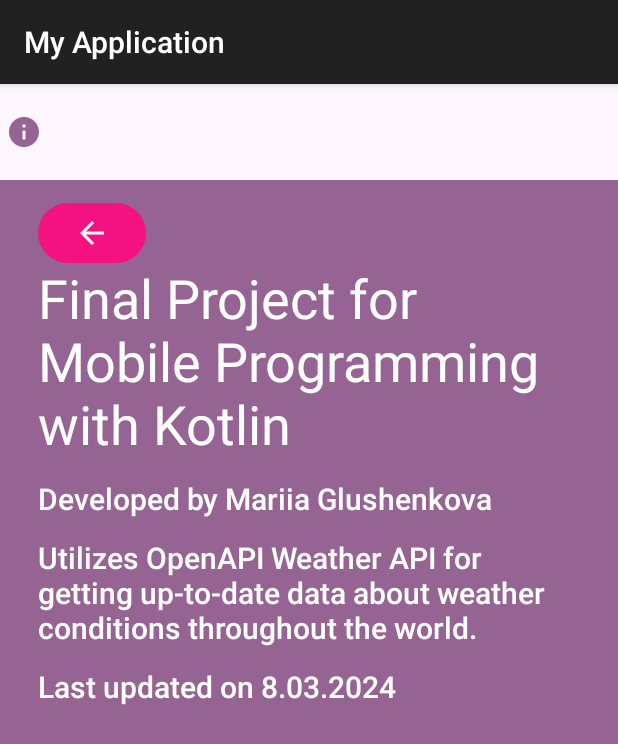
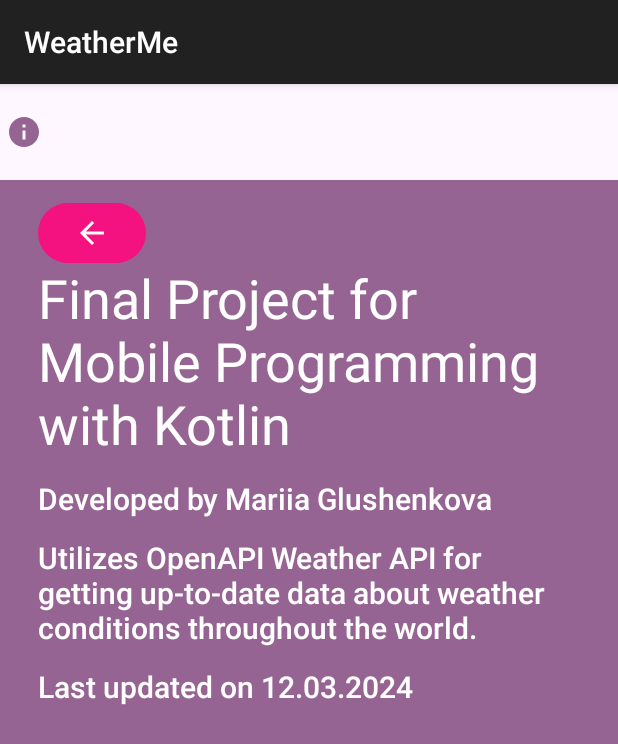
Before and after one commit to maguitaria/pogoda, an Android app built with Jetpack Compose: the screen it shows after launch (MainActivity), after a tap on an icon or button, on a phone screen of 412 x 824 dp. Shown: the top 744 px of the screen. Run offline under Robolectric (Android 15) with nearby library versions, the phone set to English and light mode, and no system bars; our stand-ins replace livedata-compose; libraries missing offline, so code that uses them is left out: io.github.cdimascio.dotenv; pictures from the network do not load.

```diff
--- a/app/src/main/java/com/example/myapplication/InfoScreen.kt
+++ b/app/src/main/java/com/example/myapplication/InfoScreen.kt
@@ -50,23 +50,23 @@ fun InfoScreen(navController: NavHostController) {
             }
 
             Text(
-                text = "Final Project for Mobile Programming with Kotlin",
+                text =  stringResource(R.string.info_heading),
                 style = MaterialTheme.typography.displayMedium,
                 modifier = Modifier.padding(bottom = 16.dp)
             )
 
             Text(
-                text = "Developed by Mariia Glushenkova",
+                text =  stringResource(R.string.info_dev_by),
                 style = MaterialTheme.typography.displaySmall,
                 modifier = Modifier.padding(bottom = 16.dp)
             )
             Text(
-                text = "Utilizes OpenAPI Weather API for getting up-to-date data about weather conditions throughout the world.",
+                text = stringResource(R.string.info_desc),
                 style = MaterialTheme.typography.displaySmall,
                 modifier = Modifier.padding(bottom = 16.dp)
             )
             Text(
-                text = "Last updated on 8.03.2024",
+                text = stringResource(R.string.info_updated),
                 style = MaterialTheme.typography.displaySmall,
                 modifier = Modifier.padding(bottom = 8.dp)
             )
--- a/app/src/main/java/com/example/myapplication/ui/theme/Color.kt
+++ b/app/src/main/java/com/example/myapplication/ui/theme/Color.kt
@@ -3,7 +3,7 @@ package com.example.myapplication.ui.theme
 import androidx.compose.ui.graphics.Color
 
 val Pink = Color(0xFFf41280)
-val SecondaryColor = Color(0xFFf0d07c)
+val SecondaryColor = Color(0xFFF7C803)
 val BackgroundColor = Color(0xFF22096f)
 val SurfaceColor = Color(0xFF966493)
 val OnSecondaryColor = Color(0xFF4c2946)
--- a/app/src/main/res/values/strings.xml
+++ b/app/src/main/res/values/strings.xml
@@ -1,9 +1,16 @@
 <resources>
-    <string name="app_name">My Application</string>
+    <string name="app_name">WeatherMe</string>
     <string name="city_name" />
     <string name="send_request">Send Request\n</string>
     <string name="loading" />
     <string name="my_app" />
     <string name="info_icon_desc">info\n</string>
     <string name="back_icon_desc">Go back</string>
+
+    <string name="info_heading">Final Project for Mobile Programming with Kotlin</string>
+    <string name="info_dev_by">Developed by Mariia Glushenkova</string>
+    <string name="info_desc">Utilizes OpenAPI Weather API for getting up-to-date data about weather conditions throughout the world.</string>
+    <string name="info_updated">Last updated on 12.03.2024</string>
+
+
 </resources>
```
Also changed, not shown: 3 other files.
